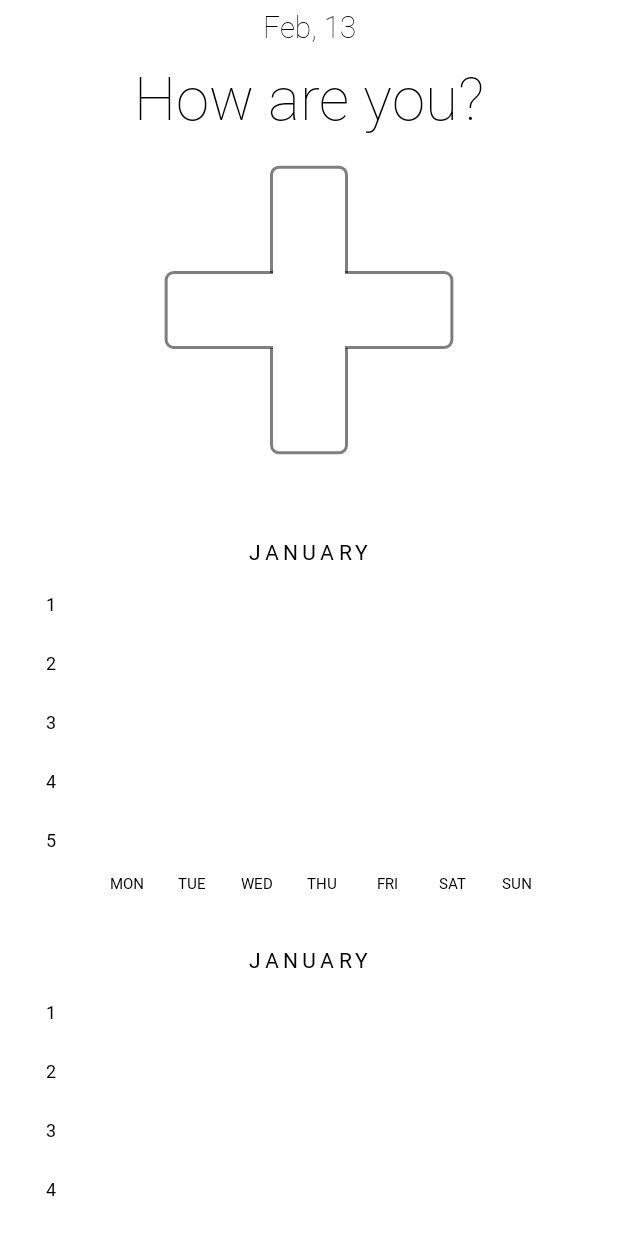
After one commit to BalitskyIvan/Yourdays, an Android app: the layout activity_scrolling.xml on its own in the app's theme, with its tools: preview values and no code run, on a phone screen of 412 x 824 dp. The commit adds this screen. Run offline under Robolectric (Android 15) with nearby library versions, the phone set to English and light mode, and no system bars.

Commit message:
add main screen

```diff
--- /dev/null
+++ b/app/src/main/res/layout/activity_scrolling.xml
@@ -0,0 +1,55 @@
+<?xml version="1.0" encoding="utf-8"?>
+<LinearLayout xmlns:android="http://schemas.android.com/apk/res/android"
+    xmlns:app="http://schemas.android.com/apk/res-auto"
+    xmlns:tools="http://schemas.android.com/tools"
+    android:layout_width="match_parent"
+    android:layout_height="match_parent"
+    android:fitsSystemWindows="true"
+    android:orientation="vertical"
+    tools:context=".ScrollingActivity">
+
+    <androidx.constraintlayout.widget.ConstraintLayout
+        android:layout_width="match_parent"
+        android:layout_height="350dp"
+        android:paddingBottom="25dp">
+
+        <TextView
+            android:id="@+id/tite_date"
+            android:layout_width="wrap_content"
+            android:layout_height="wrap_content"
+            style="@style/Text20sp.Thin"
+            android:text="Feb, 13"
+            android:layout_marginTop="4dp"
+            app:layout_constraintEnd_toEndOf="parent"
+            app:layout_constraintStart_toStartOf="parent"
+            app:layout_constraintTop_toTopOf="parent"
+            />
+
+        <TextView
+            android:id="@+id/tite"
+            android:layout_width="wrap_content"
+            android:layout_height="wrap_content"
+            style="@style/Text40sp.Thin"
+            android:text="How are you?"
+            android:layout_marginTop="6dp"
+            app:layout_constraintEnd_toEndOf="parent"
+            app:layout_constraintStart_toStartOf="parent"
+            app:layout_constraintTop_toBottomOf="@id/tite_date"
+            />
+
+        <gamefield.yourdays.ui.customviews.emotions.PlusEmotionView
+            android:id="@+id/emotion_view"
+            android:layout_width="200dp"
+            android:layout_height="200dp"
+            android:minHeight="100dp"
+            android:layout_marginTop="15dp"
+            app:layout_constraintEnd_toEndOf="parent"
+            app:layout_constraintStart_toStartOf="parent"
+            app:layout_constraintTop_toBottomOf="@id/tite"/>
+
+    </androidx.constraintlayout.widget.ConstraintLayout>
+
+    <include
+        android:id="@+id/scrolling_period"
+        layout="@layout/content_scrolling" />
+</LinearLayout>
--- /dev/null
+++ b/app/src/main/res/layout/content_scrolling.xml
@@ -0,0 +1,47 @@
+<?xml version="1.0" encoding="utf-8"?>
+<androidx.core.widget.NestedScrollView xmlns:android="http://schemas.android.com/apk/res/android"
+    xmlns:app="http://schemas.android.com/apk/res-auto"
+    xmlns:tools="http://schemas.android.com/tools"
+    android:layout_width="match_parent"
+    android:layout_height="match_parent"
+    app:layout_behavior="@string/appbar_scrolling_view_behavior"
+    tools:context=".ScrollingActivity"
+    tools:showIn="@layout/activity_scrolling">
+
+    <LinearLayout
+        android:layout_width="match_parent"
+        android:layout_height="match_parent"
+        android:orientation="vertical">
+
+        <include layout="@layout/card_period_month"
+            android:layout_width="match_parent"
+            android:layout_height="wrap_content"/>
+
+        <include layout="@layout/card_period_month"
+            android:layout_width="match_parent"
+            android:layout_height="wrap_content"
+            android:layout_marginTop="20dp"
+             />
+
+        <include layout="@layout/card_period_month"
+            android:layout_width="match_parent"
+            android:layout_height="wrap_content"
+            android:layout_marginTop="20dp"
+            />
+        <include layout="@layout/card_period_month"
+            android:layout_width="match_parent"
+            android:layout_height="wrap_content"
+            android:layout_marginTop="20dp"
+            />
+        <include layout="@layout/card_period_month"
+            android:layout_width="match_parent"
+            android:layout_height="wrap_content"
+            android:layout_marginTop="20dp"
+            />
+        <include layout="@layout/card_period_month"
+            android:layout_width="match_parent"
+            android:layout_height="wrap_content"
+            android:layout_marginTop="20dp"
+            />
+    </LinearLayout>
+</androidx.core.widget.NestedScrollView>
--- a/app/src/main/res/values/styles.xml
+++ b/app/src/main/res/values/styles.xml
@@ -18,10 +18,34 @@
     </style>
 
 
-    <style name="Text10sp.Center">
+    <style name="Text10sp">
         <item name="android:textSize">10sp</item>
         <item name="android:fontFamily">@font/roboto_regular</item>
         <item name="android:textColor">@android:color/black</item>
+    </style>
+
+    <style name="Text10sp.Center">
         <item name="android:gravity">center</item>
     </style>
+
+
+    <style name="Text20sp">
+        <item name="android:textColor">@android:color/black</item>
+        <item name="android:textSize">20sp</item>
+    </style>
+
+    <style name="Text40sp">
+        <item name="android:textColor">@android:color/black</item>
+        <item name="android:textSize">40sp</item>
+    </style>
+
+
+    <style name="Text20sp.Thin">
+        <item name="android:fontFamily">@font/roboto_thin</item>
+    </style>
+
+    <style name="Text40sp.Thin">
+        <item name="android:fontFamily">@font/roboto_thin</item>
+    </style>
+
 </resources>
```
Also changed, not shown: app/src/main/AndroidManifest.xml (+16 -8 lines), app/src/main/java/gamefield/yourdays/ScrollingActivity.kt (added, +32 -0 lines), app/src/main/java/gamefield/yourdays/fragments/cards/DayCardFragment.kt (added, +36 -0 lines), app/src/main/java/gamefield/yourdays/fragments/cards/MonthCardFragment.kt (added, +36 -0 lines), app/src/main/java/gamefield/yourdays/fragments/screens/ExportToInstagramScreenFragment.kt (added, +34 -0 lines), app/src/main/java/gamefield/yourdays/fragments/screens/MainScreenFragment.kt (added, +44 -0 lines), app/src/main/res/layout/fragment_day_card.xml (added, +8 -0 lines), app/src/main/res/layout/fragment_export_to_instagram_screen.xml (added, +8 -0 lines), app/src/main/res/layout/fragment_main_screen.xml (added, +8 -0 lines), app/src/main/res/layout/fragment_month_card.xml (added, +8 -0 lines), app/src/main/res/font/roboto_thin.ttf (added).
